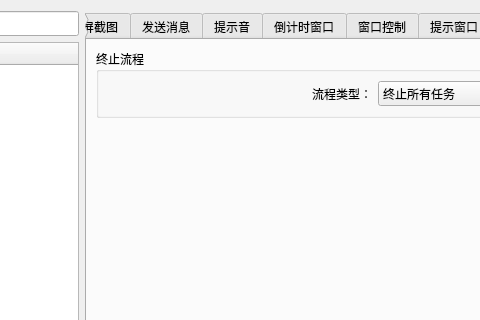
FsterThanLight/automatic_clicker_2, file 窗体/导航窗口.ui: the form before one commit; both pictures show x 125 to 605 and y 0 to 320 of the 801 by 808 pixel window.
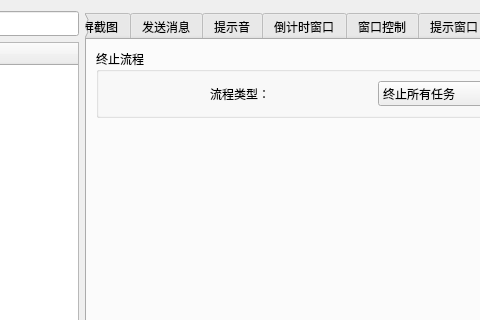
The form after the commit. The open tabs and pages were chosen to show the change. Icons and pictures are not drawn.

Patch:
```diff
--- a/窗体/导航窗口.ui
+++ b/窗体/导航窗口.ui
@@ -6704,7 +6704,7 @@
                <string>流程类型：</string>
               </property>
               <property name="alignment">
-               <set>Qt::AlignRight|Qt::AlignTrailing|Qt::AlignVCenter</set>
+               <set>Qt::AlignCenter</set>
               </property>
              </widget>
             </item>
```
Left out of the diff: 2 changed lines with no effect on the pictures.
